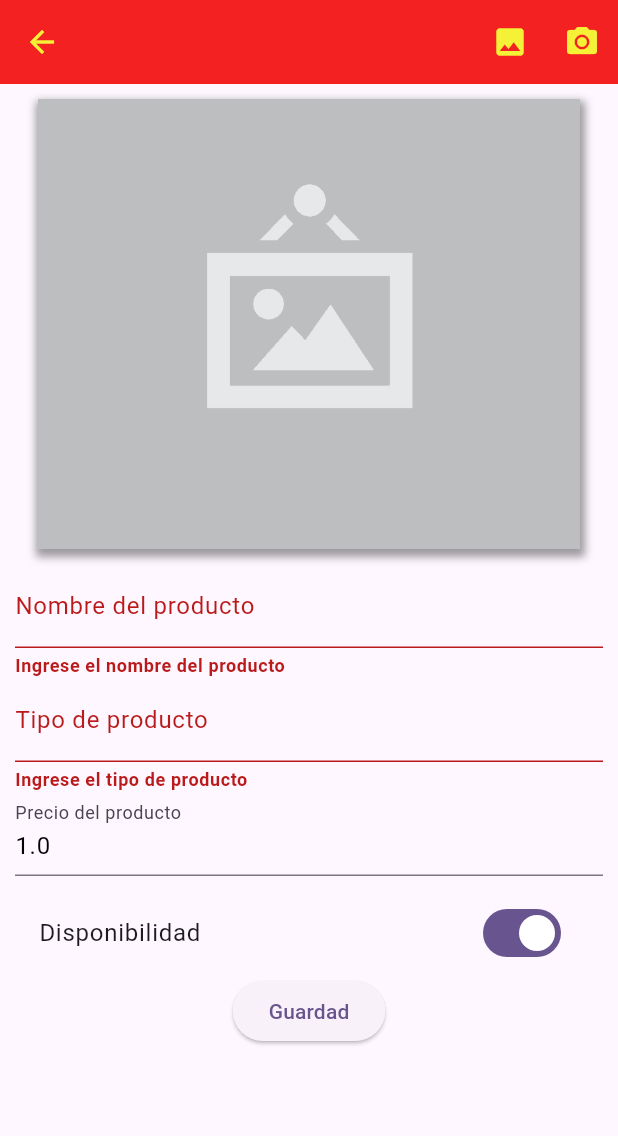
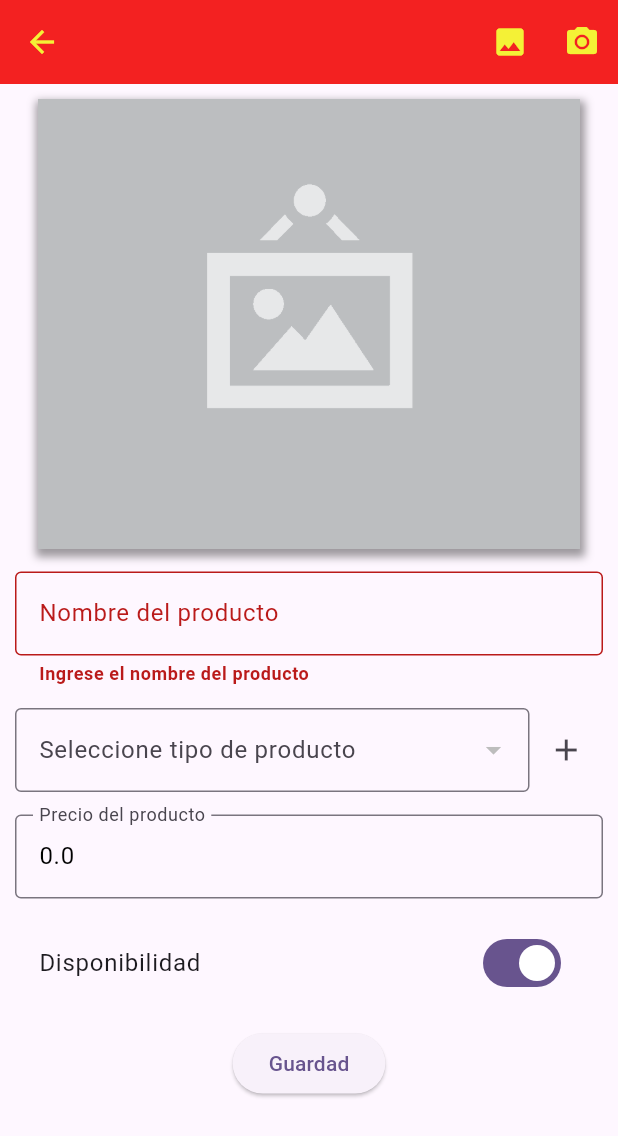
Before and after one commit to ChrisRamirez11/shopping_app, a Flutter app: the AddProductScreen screen opened directly, after a tap on "Guardad", on a phone screen of 412 x 824 dp. Shown: the top 1136 px of the screen. Run offline on Flutter 3.47's test engine with Material 3 defaults, Android fonts, the phone set to English and light mode, and no system bars; our stand-ins replace dio, image_picker, rxdart, shared_preferences, supabase_flutter; missing offline and left inert: top_modal_sheet; accounts and stored records are empty.

Commit message:
list in shared preferences
now theres a list in shared preferences which is used in add_product_screen for selecting type of product, in the menu drawer and a function to set that list to zero added to main.dart, also was added a file for controlling the state of the list in shared preferences

```diff
--- a/lib/screens/add_product_screen.dart
+++ b/lib/screens/add_product_screen.dart
@@ -2,12 +2,14 @@ import 'dart:async';
 import 'dart:convert';
 
 import 'package:app_tienda_comida/models/producto.dart';
+import 'package:app_tienda_comida/provider/product_list_provider.dart';
 import 'package:app_tienda_comida/provider/products_provider_supabase.dart';
 import 'package:app_tienda_comida/screens/home_screen.dart';
 import 'package:app_tienda_comida/utils/theme.dart';
 import 'package:app_tienda_comida/utils/utils.dart' as utils;
 import 'package:flutter/material.dart';
 import 'package:image_picker/image_picker.dart';
+import 'package:provider/provider.dart';
 
 class AddProductScreen extends StatefulWidget {
   final Product? product;
@@ -18,12 +20,18 @@ class AddProductScreen extends StatefulWidget {
 }
 
 class _AddProductScreenState extends State<AddProductScreen> {
-  bool _saving = false;
-  String pic = '';
   final formKey = GlobalKey<FormState>();
   final scaffoldKey = GlobalKey<ScaffoldState>();
   ProductsProviderSupabase productProvider = ProductsProviderSupabase();
   late Product product;
+
+  //picture
+  bool _saving = false;
+  String pic = '';
+
+  //DropDownButton
+
+  String? _selectedOption;
 
   @override
   void initState() {
@@ -32,13 +40,15 @@ class _AddProductScreenState extends State<AddProductScreen> {
       pic = product.pic;
     } else {
       product = Product(
-          id: 0, name: '', type: '', price: 1, availability: true, pic: '');
+          id: 0, name: '', type: '', price: 0, availability: true, pic: '');
     }
     super.initState();
   }
 
   @override
   Widget build(BuildContext context) {
+    final notifier = Provider.of<ProductsListNotifier>(context);
+    List<String> productList = notifier.productsListNotifier;
     return SafeArea(
       child: Scaffold(
         key: scaffoldKey,
@@ -73,12 +83,24 @@ class _AddProductScreenState extends State<AddProductScreen> {
                 children: [
                   _createPicContainer(),
                   SizedBox(
-                    height: 10,
+                    height: 15,
                   ),
                   _nameField(),
-                  _typeField(),
+                  SizedBox(
+                    height: 15,
+                  ),
+                  _productTypeRow(productList),
+                  SizedBox(
+                    height: 15,
+                  ),
                   _priceField(),
+                  SizedBox(
+                    height: 15,
+                  ),
                   _availabilityField(),
+                  SizedBox(
+                    height: 15,
+                  ),
                   _createButton(),
                 ],
               ),
@@ -94,7 +116,10 @@ class _AddProductScreenState extends State<AddProductScreen> {
       initialValue: product.name,
       textCapitalization: TextCapitalization.sentences,
       keyboardType: TextInputType.name,
-      decoration: InputDecoration(labelText: 'Nombre del producto'),
+      decoration: InputDecoration(
+        labelText: 'Nombre del producto',
+        border: OutlineInputBorder(),
+      ),
       onSaved: (newValue) => product.name = newValue!,
       validator: (value) {
         if (value!.length < 1) {
@@ -106,28 +131,99 @@ class _AddProductScreenState extends State<AddProductScreen> {
     );
   }
 
-  TextFormField _typeField() {
-    return TextFormField(
-      initialValue: product.type,
+  _productTypeRow(List<String> productList) {
+    String type = '';
+    return Row(
+      children: [
+        Expanded(
+          child: _typeSelectorField(productList),
+          flex: 7,
+        ),
+        Expanded(
+          flex: 1,
+          child: IconButton(
+            style: ButtonStyle(
+              shape: WidgetStatePropertyAll(ContinuousRectangleBorder()),
+            ),
+            icon: Icon(Icons.add),
+            onPressed: () {
+              showDialog(
+                context: context,
+                builder: (context) => SimpleDialog(
+                  title: Text('Ingrese el nuevo tipo de producto: '),
+                  children: [
+                    Padding(
+                      padding: const EdgeInsets.all(10),
+                      child: TextFormField(
+                        onChanged: (value) => type = value,
                         textCapitalization: TextCapitalization.sentences,
                         keyboardType: TextInputType.name,
-      decoration: InputDecoration(labelText: 'Tipo de producto'),
-      onSaved: (newValue) => product.type = newValue!,
-      validator: (value) {
-        if (value!.length < 1) {
-          return 'Ingrese el tipo de producto';
-        } else {
-          return null;
+                        decoration: InputDecoration(
+                          labelText: 'Tipo de Producto',
+                          border: OutlineInputBorder(),
+                        ),
+                      ),
+                    ),
+                    Row(
+                      children: [
+                        Expanded(child: Container()),
+                        TextButton(
+                            onPressed: () {
+                              Navigator.of(context).pop();
+                            },
+                            child: Text('Cancel')),
+                        TextButton(
+                            onPressed: () {
+                              type.isEmpty
+                                  ? null
+                                  : {
+                                      productList.add(type),
+                                      setState(() {}),
+                                      Navigator.of(context).pop()
+                                    };
+                            },
+                            child: const Text('Ok'))
+                      ],
+                    )
+                  ],
+                ),
+              );
+            },
+          ),
+        )
+      ],
+    );
   }
-      },
+
+  DropdownButtonFormField _typeSelectorField(List<String> productList) {
+    return DropdownButtonFormField<String>(
+        decoration: const InputDecoration(
+          labelText: 'Seleccione tipo de producto',
+          border: OutlineInputBorder(),
+        ),
+        value: _selectedOption,
+        items: productList.map((String option) {
+          return DropdownMenuItem<String>(
+            value: option,
+            child: Text(option),
           );
+        }).toList(),
+        onChanged: (String? nuevaOpcion) {
+          setState(() {
+            _selectedOption = nuevaOpcion.toString();
+            product.type = _selectedOption.toString();
+          });
+        });
   }
 
   TextFormField _priceField() {
     return TextFormField(
       initialValue: product.price.toString(),
       keyboardType: TextInputType.number,
-      decoration: InputDecoration(labelText: 'Precio del producto'),
+      decoration: InputDecoration(
+        labelText: 'Precio del producto',
+        border: OutlineInputBorder(),
+      ),
       onSaved: (newValue) => product.price = double.parse(newValue!),
       validator: (value) {
         if (utils.isNumeric(value!)) {
@@ -140,17 +236,13 @@ class _AddProductScreenState extends State<AddProductScreen> {
   }
 
   _availabilityField() {
-    return Padding(
-      padding: const EdgeInsets.only(top: 10),
-      child: SwitchListTile(
-          shape:
-              RoundedRectangleBorder(borderRadius: BorderRadius.circular(10)),
+    return SwitchListTile(
+        shape: RoundedRectangleBorder(borderRadius: BorderRadius.circular(10)),
         title: Text('Disponibilidad'),
         value: product.availability,
         onChanged: (value) => setState(() {
               product.availability = value;
-              })),
-    );
+            }));
   }
 
   _createButton() {
@@ -174,9 +266,9 @@ class _AddProductScreenState extends State<AddProductScreen> {
       ScaffoldMessenger.of(context)
           .showSnackBar(_showSnackBar('Registro Guardado'));
       if (widget.product == null) {
-        productProvider.insertProduct(context, product as Product);
+        productProvider.insertProduct(context, product);
       } else {
-        productProvider.updateProduct(context, product as Product);
+        productProvider.updateProduct(context, product);
       }
       Navigator.pushReplacement(
           context,
--- a/lib/screens/home_screen.dart
+++ b/lib/screens/home_screen.dart
@@ -46,7 +46,7 @@ class _HomeSreenState extends State<HomeSreen> {
             )
           ],
         ),
-        drawer: MenuDrawer(primary: primary),
+        drawer: MenuDrawer(),
         body: const GridViewWidget(),
       ),
     );
--- a/lib/widgets/grid_view_widget.dart
+++ b/lib/widgets/grid_view_widget.dart
@@ -61,13 +61,13 @@ class _GridViewWidgetState extends State<GridViewWidget> {
       stream: fetchData,
       builder: (context, snapshot) {
         if (!snapshot.hasData) {
-          return Center(child: CircularProgressIndicator());
+          return const Center(child: CircularProgressIndicator());
         }
         final data = snapshot.data!;
         return GridView.builder(
           itemCount: data.length,
-          gridDelegate:
-              SliverGridDelegateWithFixedCrossAxisCount(crossAxisCount: 2),
+          gridDelegate: const SliverGridDelegateWithFixedCrossAxisCount(
+              crossAxisCount: 2),
           itemBuilder: (context, index) {
             return Padding(
               padding: const EdgeInsets.all(8.0),
```
Also changed, not shown: lib/main.dart (+15 -6 lines), lib/provider/product_list_provider.dart (added, +32 -0 lines), lib/utils/preferencias_usuario.dart (+11 -3 lines), lib/widgets/menu_drawer.dart (+24 -10 lines). Lines whose indentation alone changed are shown as unchanged.
